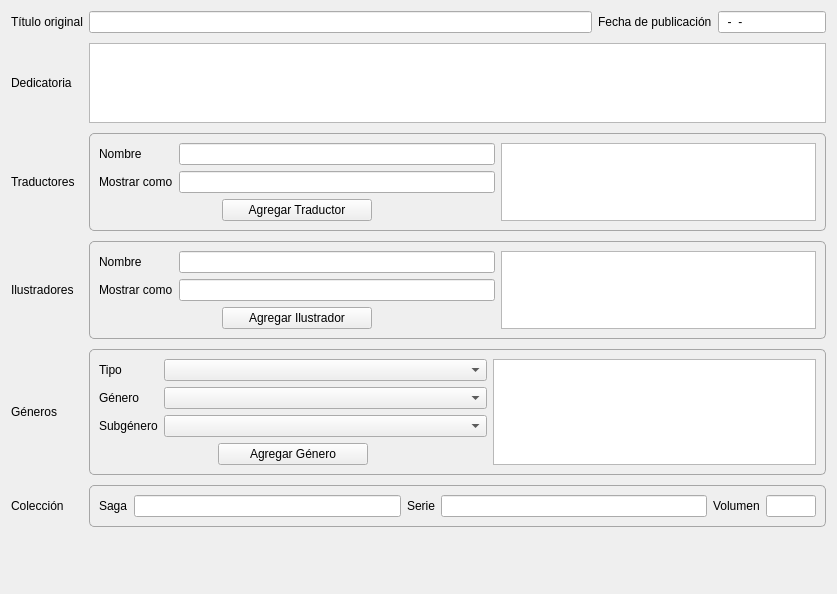
Old version of the form gui/forms/additional_metadata_widget.ui in the repository leandro86/epubcreator.
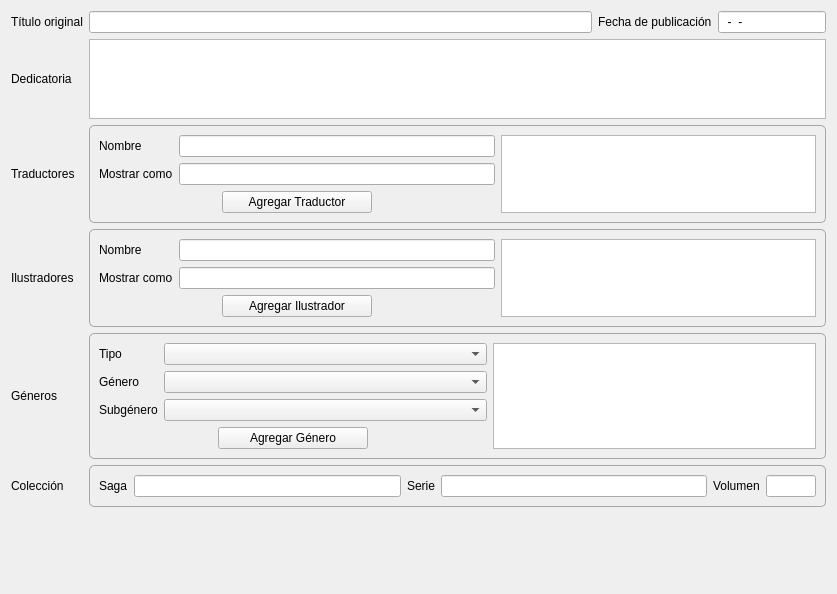
New version of the form. Icons and pictures are not drawn. Custom widgets are drawn as their Qt base class.

Commit message: Gui: reducido el espacio vertical entre controles en la pestaña "Datos adicionales" al valor por defecto.

What changed in the file:
```diff
--- a/gui/forms/additional_metadata_widget.ui
+++ b/gui/forms/additional_metadata_widget.ui
@@ -21,9 +21,6 @@
 }</string>
   </property>
   <layout class="QGridLayout" name="gridLayout">
-   <property name="verticalSpacing">
-    <number>10</number>
-   </property>
    <item row="5" column="0">
     <widget class="QLabel" name="label_12">
      <property name="sizePolicy">
```
The commit also changes 1 other file.
